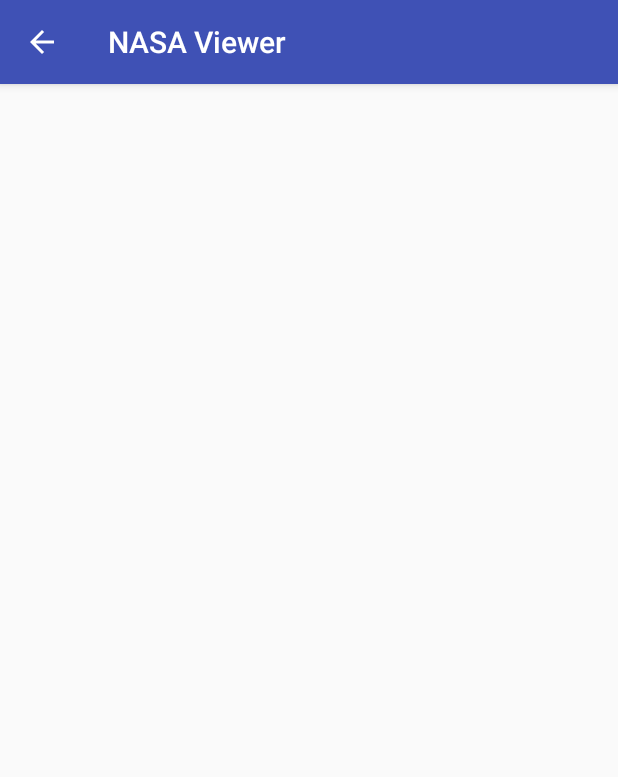
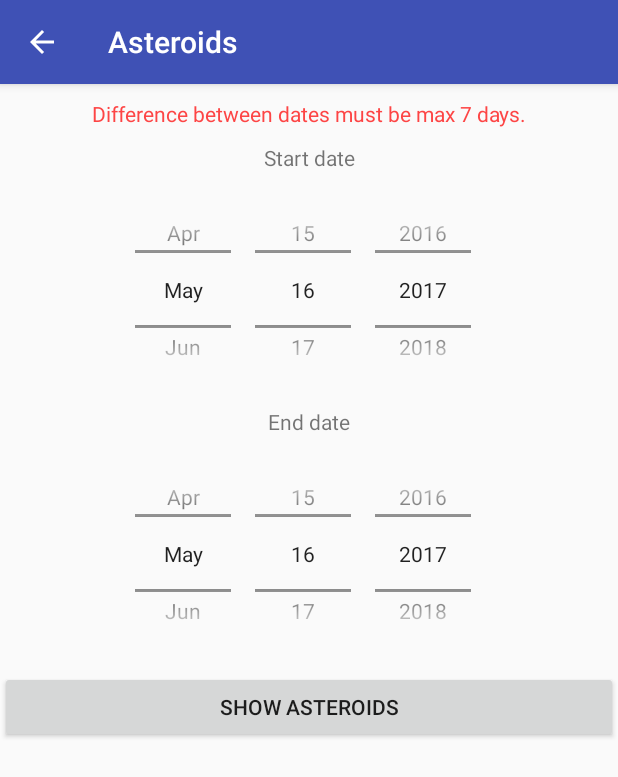
Before and after one commit to JayL936/NASAViewer, an Android app: the AsteroidsActivity screen opened directly, with no data from a screen before it, on a phone screen of 412 x 824 dp. Shown: the top 777 px of the screen. Run offline under Robolectric (Android 15) with nearby library versions, the phone set to English and light mode, and no system bars.

```diff
--- a/app/build.gradle
+++ b/app/build.gradle
@@ -5,7 +5,7 @@ android {
     buildToolsVersion "25.0.2"
     defaultConfig {
         applicationId "wpam.nasaviewer"
-        minSdkVersion 23
+        minSdkVersion 24
         targetSdkVersion 25
         versionCode 1
         versionName "1.0"
@@ -29,6 +29,6 @@ dependencies {
     compile 'com.google.android.gms:play-services-maps:10.2.1'
     compile 'com.squareup.picasso:picasso:2.5.2'
     compile 'com.github.bumptech.glide:glide:3.7.0'
+    compile 'com.google.android.gms:play-services:10.2.4'
     testCompile 'junit:junit:4.12'
-    compile 'com.google.android.gms:play-services:10.2.4'
 }
--- a/app/src/main/AndroidManifest.xml
+++ b/app/src/main/AndroidManifest.xml
@@ -7,6 +7,7 @@
     <uses-permission android:name="android.permission.READ_EXTERNAL_STORAGE" />
     <uses-permission android:name="android.permission.ACCESS_FINE_LOCATION" />
     <uses-permission android:name="android.permission.ACCESS_COARSE_LOCATION" />
+    <uses-permission android:name="android.permission.READ_CONTACTS" />
 
     <application
         android:allowBackup="true"
@@ -53,7 +54,9 @@
         <activity
             android:name=".MapsActivity"
             android:label="@string/title_activity_maps" />
-        <activity android:name=".PlaceActivity"></activity>
+        <activity android:name=".PlaceActivity" />
+        <activity android:name=".AsteroidsListActivity" />
+        <activity android:name=".AsteroidShowActivity"></activity>
     </application>
 
 </manifest>
--- a/app/src/main/res/layout/activity_asteroids.xml
+++ b/app/src/main/res/layout/activity_asteroids.xml
@@ -1,9 +1,68 @@
 <?xml version="1.0" encoding="utf-8"?>
-<android.support.constraint.ConstraintLayout xmlns:android="http://schemas.android.com/apk/res/android"
+
+<ScrollView xmlns:android="http://schemas.android.com/apk/res/android"
+    xmlns:tools="http://schemas.android.com/tools"
+    android:layout_width="fill_parent"
+    android:layout_height="wrap_content">
+
+<android.widget.LinearLayout xmlns:android="http://schemas.android.com/apk/res/android"
     xmlns:app="http://schemas.android.com/apk/res-auto"
     xmlns:tools="http://schemas.android.com/tools"
     android:layout_width="match_parent"
     android:layout_height="match_parent"
+    android:gravity="center_horizontal"
+    android:orientation="vertical"
     tools:context="wpam.nasaviewer.AsteroidsActivity">
 
-</android.support.constraint.ConstraintLayout>
+    <TextView
+        android:id="@+id/textViewInfo"
+        android:layout_width="match_parent"
+        android:layout_height="wrap_content"
+        android:layout_marginTop="10dp"
+        android:text="Difference between dates must be max 7 days."
+        android:gravity="center" />
+
+    <TextView
+        android:id="@+id/textViewStart"
+        android:layout_width="match_parent"
+        android:layout_height="wrap_content"
+        android:layout_marginTop="10dp"
+        android:text="Start date"
+        android:gravity="center"/>
+
+    <DatePicker
+        android:id="@+id/datePickerStart"
+        android:layout_width="wrap_content"
+        android:layout_height="146dp"
+        android:layout_marginBottom="5dp"
+        android:layout_marginTop="5dp"
+        android:datePickerMode="spinner"
+        android:calendarViewShown="false"/>
+
+    <TextView
+        android:id="@+id/textViewEnd"
+        android:layout_width="match_parent"
+        android:layout_height="wrap_content"
+        android:text="End date"
+        android:gravity="center"/>
+
+    <DatePicker
+        android:id="@+id/datePickerEnd"
+        android:layout_width="wrap_content"
+        android:layout_height="146dp"
+        android:layout_marginBottom="5dp"
+        android:layout_marginTop="5dp"
+        android:datePickerMode="spinner"
+        android:calendarViewShown="false"/>
+
+    <Button
+        android:id="@+id/btnShowAsteroids"
+        android:layout_width="match_parent"
+        android:layout_height="wrap_content"
+        android:text="Show asteroids"
+        android:onClick="showAsteroidsBtn_OnClick"/>
+
+</android.widget.LinearLayout>
+
+
+</ScrollView>
```
Also changed, not shown: app/src/main/java/wpam/nasaviewer/AsteroidShowActivity.java (added, +13 -0 lines), app/src/main/java/wpam/nasaviewer/AsteroidsActivity.java (+82 -0 lines), app/src/main/java/wpam/nasaviewer/AsteroidsListActivity.java (added, +248 -0 lines), app/src/main/res/layout/activity_asteroid_show.xml (added, +9 -0 lines), app/src/main/res/layout/activity_asteroids_list.xml (added, +9 -0 lines).
